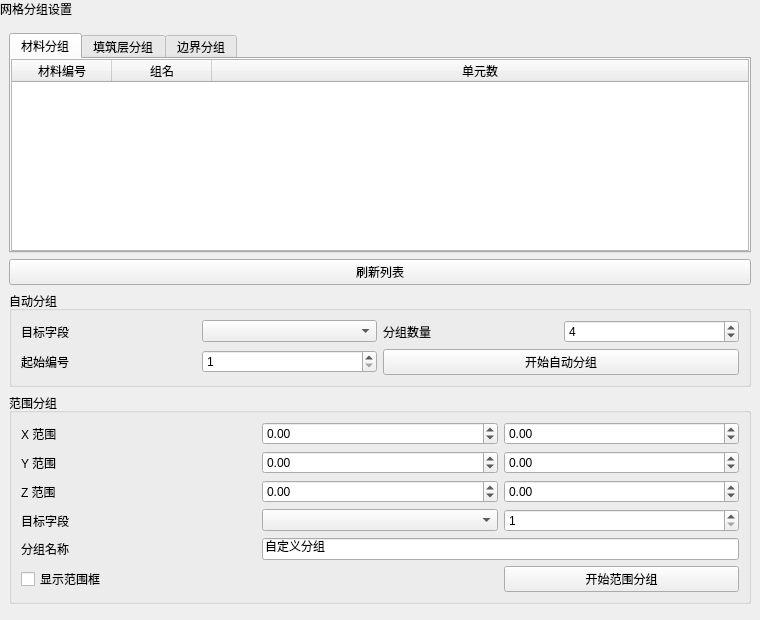
Old version of the form plugins/Base_Mesh/MeshGroupingWidget.ui in the repository asd977/base_cae.
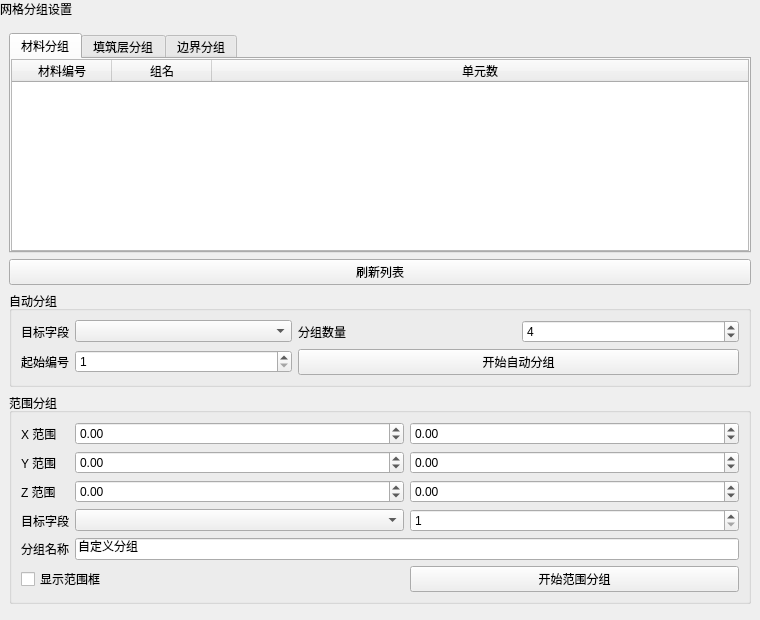
New version of the form.

What changed in the file:
```diff
--- a/plugins/Base_Mesh/MeshGroupingWidget.ui
+++ b/plugins/Base_Mesh/MeshGroupingWidget.ui
@@ -231,10 +231,19 @@
        <layout class="QGridLayout" name="gridLayoutAuto">
         <item row="0" column="0">
          <widget class="QLabel" name="labelTargetArray">
+ <property name="sizePolicy">
+  <sizepolicy hsizetype="Fixed" vsizetype="Preferred">
+   <horstretch>0</horstretch>
+   <verstretch>0</verstretch>
+  </sizepolicy>
+ </property>
           <property name="text">
            <string>目标字段</string>
           </property>
-         </widget>
+          <property name="wordWrap">
+  <bool>false</bool>
+ </property>
+</widget>
         </item>
         <item row="0" column="1">
          <widget class="QComboBox" name="cmbTargetArray">
@@ -274,10 +283,19 @@
         </item>
         <item row="1" column="0">
          <widget class="QLabel" name="labelStartValue">
+ <property name="sizePolicy">
+  <sizepolicy hsizetype="Fixed" vsizetype="Preferred">
+   <horstretch>0</horstretch>
+   <verstretch>0</verstretch>
+  </sizepolicy>
+ </property>
           <property name="text">
            <string>起始编号</string>
           </property>
-         </widget>
+          <property name="wordWrap">
+  <bool>false</bool>
+ </property>
+</widget>
         </item>
         <item row="1" column="1">
          <widget class="QSpinBox" name="spStartValue">
@@ -328,10 +346,19 @@
        <layout class="QGridLayout" name="gridLayoutRange">
         <item row="0" column="0">
          <widget class="QLabel" name="labelX">
+ <property name="sizePolicy">
+  <sizepolicy hsizetype="Fixed" vsizetype="Preferred">
+   <horstretch>0</horstretch>
+   <verstretch>0</verstretch>
+  </sizepolicy>
+ </property>
           <property name="text">
            <string>X 范围</string>
           </property>
-         </widget>
+          <property name="wordWrap">
+  <bool>false</bool>
+ </property>
+</widget>
         </item>
         <item row="0" column="1">
          <widget class="QDoubleSpinBox" name="dsXMin">
@@ -367,10 +394,19 @@
         </item>
         <item row="1" column="0">
          <widget class="QLabel" name="labelY">
+ <property name="sizePolicy">
+  <sizepolicy hsizetype="Fixed" vsizetype="Preferred">
+   <horstretch>0</horstretch>
+   <verstretch>0</verstretch>
+  </sizepolicy>
+ </property>
           <property name="text">
            <string>Y 范围</string>
           </property>
-         </widget>
+          <property name="wordWrap">
+  <bool>false</bool>
+ </property>
+</widget>
         </item>
         <item row="1" column="1">
          <widget class="QDoubleSpinBox" name="dsYMin">
@@ -406,10 +442,19 @@
         </item>
         <item row="2" column="0">
          <widget class="QLabel" name="labelZ">
+ <property name="sizePolicy">
+  <sizepolicy hsizetype="Fixed" vsizetype="Preferred">
+   <horstretch>0</horstretch>
+   <verstretch>0</verstretch>
+  </sizepolicy>
+ </property>
           <property name="text">
            <string>Z 范围</string>
           </property>
-         </widget>
+          <property name="wordWrap">
+  <bool>false</bool>
+ </property>
+</widget>
         </item>
         <item row="2" column="1">
          <widget class="QDoubleSpinBox" name="dsZMin">
@@ -445,10 +490,19 @@
         </item>
         <item row="3" column="0">
          <widget class="QLabel" name="labelRangeTarget">
+ <property name="sizePolicy">
+  <sizepolicy hsizetype="Fixed" vsizetype="Preferred">
+   <horstretch>0</horstretch>
+   <verstretch>0</verstretch>
+  </sizepolicy>
+ </property>
           <property name="text">
            <string>目标字段</string>
           </property>
-         </widget>
+          <property name="wordWrap">
+  <bool>false</bool>
+ </property>
+</widget>
         </item>
         <item row="3" column="1">
          <widget class="QComboBox" name="cmbRangeTargetArray">
@@ -481,10 +535,19 @@
         </item>
         <item row="4" column="0">
          <widget class="QLabel" name="labelName">
+ <property name="sizePolicy">
+  <sizepolicy hsizetype="Fixed" vsizetype="Preferred">
+   <horstretch>0</horstretch>
+   <verstretch>0</verstretch>
+  </sizepolicy>
+ </property>
           <property name="text">
            <string>分组名称</string>
           </property>
-         </widget>
+          <property name="wordWrap">
+  <bool>false</bool>
+ </property>
+</widget>
         </item>
         <item row="4" column="1" colspan="2">
          <widget class="QLineEdit" name="edtGroupName">
```
